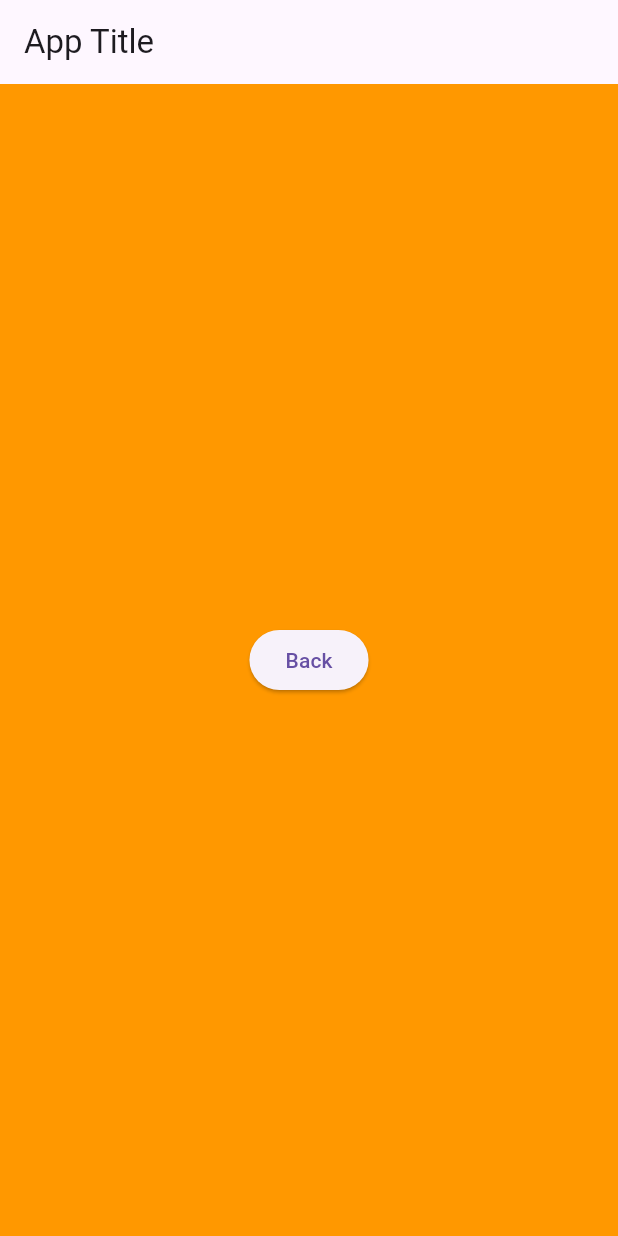
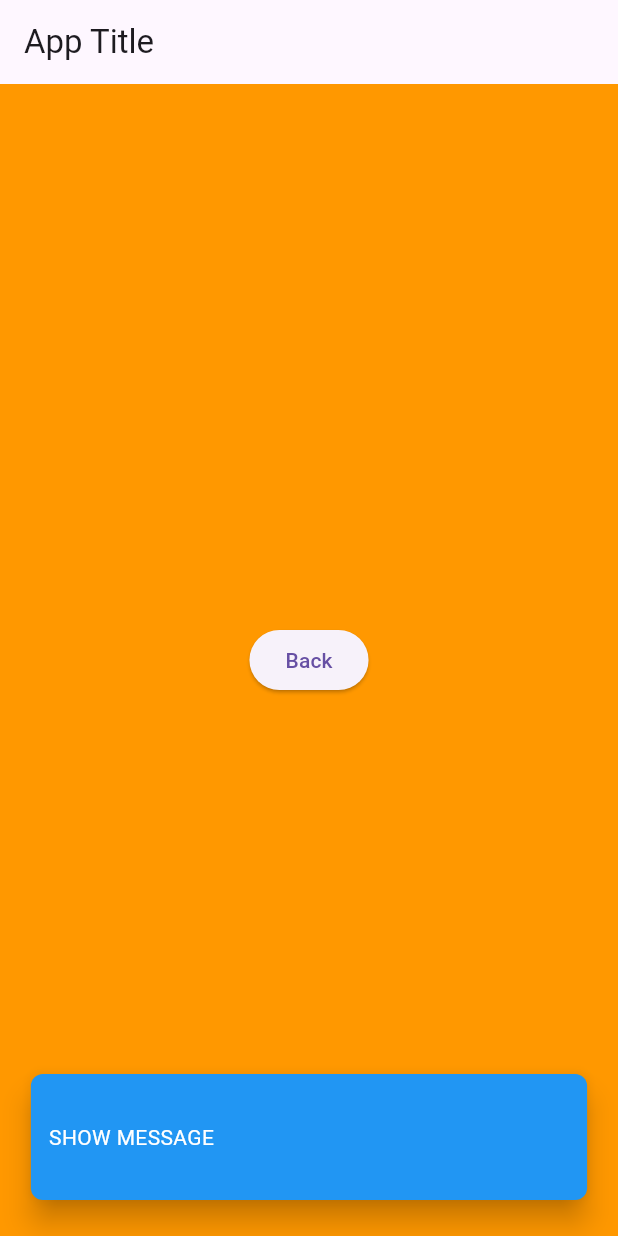
Before and after one commit to marufkhan09/base_proj_new, a Flutter app: the screen it shows after launch, after a tap on "GO", on a phone screen of 412 x 824 dp. Run offline on Flutter 3.47's test engine with Material 3 defaults, Android fonts, the phone set to English and light mode, and no system bars; our stand-ins replace go_router, internet_connection_checker.

Commit message:
basic snackbar added

```diff
--- a/lib/screens/homescreen.dart
+++ b/lib/screens/homescreen.dart
@@ -1,5 +1,6 @@
 import 'package:flutter/material.dart';
 import 'package:flutter_base_project/router/routes.dart';
+import 'package:flutter_base_project/widgets/custom_snackbar.dart';
 import 'package:go_router/go_router.dart';
 
 class HomeScreen extends StatefulWidget {
@@ -18,6 +19,12 @@ class _HomeScreenState extends State<HomeScreen> {
           child: ElevatedButton(
         onPressed: () {
           context.go(Routes.settings);
+          /* ScaffoldMessenger.of(context).showSnackBar(
+            const SnackBar(
+              content: Text('This is an iOS-specific Snackbar'),
+            ),
+          ); */
+          showAnimatedSnackBar(context: context, message: "SHOW MESSAGE");
         },
         child: Text("GO"),
       )),
--- /dev/null
+++ b/lib/widgets/custom_snackbar.dart
@@ -0,0 +1,49 @@
+import 'package:flutter_base_project/constants/common_libs.dart';
+
+void showAnimatedSnackBar(
+    {required BuildContext context, required String message}) {
+  final OverlayState overlay = Overlay.of(context);
+  final _controller = AnimationController(
+    vsync: overlay,
+    duration: const Duration(milliseconds: 500),
+  );
+
+  final overlayEntry = OverlayEntry(
+    builder: (BuildContext context) => Positioned(
+      bottom: 24.0,
+      left: MediaQuery.of(context).size.width * 0.05,
+      right: MediaQuery.of(context).size.width * 0.05,
+      child: AnimatedBuilder(
+        animation: _controller,
+        builder: (context, child) {
+          return Opacity(
+            opacity: _controller.value,
+            child: Material(
+              elevation: 8,
+              borderRadius: BorderRadius.circular(8),
+              color: Colors.blue, // Set your desired background color
+              child: Padding(
+                padding: const EdgeInsets.symmetric(
+                    vertical: 32.0, horizontal: 12.0),
+                child: Text(
+                  message,
+                  style: const TextStyle(color: Colors.white),
+                ),
+              ),
+            ),
+          );
+        },
+      ),
+    ),
+  );
+
+  overlay.insert(overlayEntry);
+
+  _controller.forward().then((_) {
+    Future.delayed(const Duration(seconds: 3), () {
+      _controller.reverse().then((value) {
+        overlayEntry.remove();
+      });
+    });
+  });
+}
```
